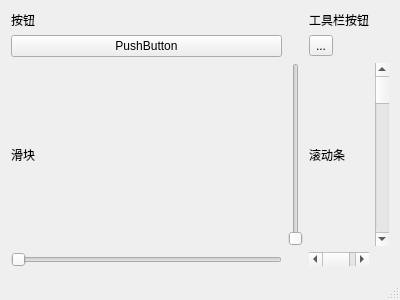
First picture: the form in mainwindow.ui, repository explorer-cs/style-example-qt5, before the edit.
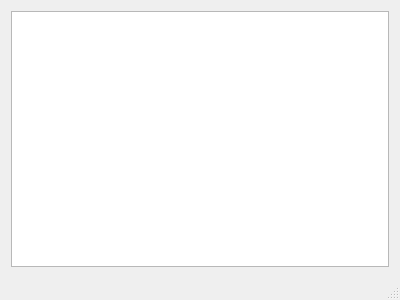
Second picture: the form after the edit.

Commit message: 静态样式——滚动条

What changed in the file:
```diff
--- a/mainwindow.ui
+++ b/mainwindow.ui
@@ -15,75 +15,8 @@
   </property>
   <widget class="QWidget" name="centralWidget">
    <layout class="QGridLayout" name="gridLayout">
-    <item row="6" column="1">
-     <widget class="QSlider" name="verticalSlider">
-      <property name="orientation">
-       <enum>Qt::Vertical</enum>
-      </property>
-     </widget>
-    </item>
-    <item row="2" column="2">
-     <widget class="QLabel" name="label_2">
-      <property name="text">
-       <string>工具栏按钮</string>
-      </property>
-     </widget>
-    </item>
-    <item row="6" column="0">
-     <widget class="QLabel" name="label_3">
-      <property name="text">
-       <string>滑块</string>
-      </property>
-     </widget>
-    </item>
-    <item row="6" column="3">
-     <widget class="QScrollBar" name="verticalScrollBar">
-      <property name="orientation">
-       <enum>Qt::Vertical</enum>
-      </property>
-     </widget>
-    </item>
-    <item row="2" column="0">
-     <widget class="QLabel" name="label">
-      <property name="text">
-       <string>按钮</string>
-      </property>
-     </widget>
-    </item>
-    <item row="6" column="2">
-     <widget class="QLabel" name="label_4">
-      <property name="text">
-       <string>滚动条</string>
-      </property>
-     </widget>
-    </item>
-    <item row="7" column="2">
-     <widget class="QScrollBar" name="horizontalScrollBar">
-      <property name="orientation">
-       <enum>Qt::Horizontal</enum>
-      </property>
-     </widget>
-    </item>
-    <item row="7" column="0">
-     <widget class="QSlider" name="horizontalSlider">
-      <property name="orientation">
-       <enum>Qt::Horizontal</enum>
-      </property>
-     </widget>
-    </item>
-    <item row="3" column="0">
-     <widget class="QPushButton" name="pushButton">
-      <property name="text">
-       <string>PushButton</string>
-      </property>
-     </widget>
-    </item>
-    <item row="3" column="2">
-     <widget class="QToolButton" name="toolButton">
-      <property name="text">
-       <string>...</string>
-      </property>
-     </widget>
+    <item row="0" column="0">
+     <widget class="QTreeView" name="treeView"/>
     </item>
    </layout>
   </widget>
```
The commit also changes 3 other files.
